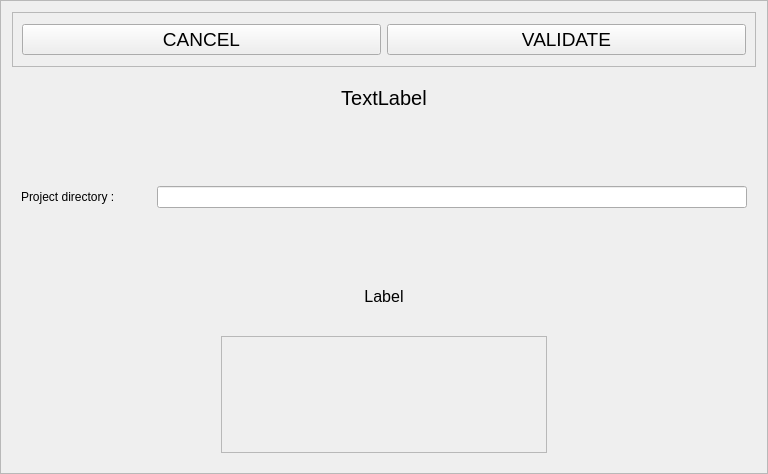
This is python_interface/uis/genericScenarioSelection.ui in cbgp/diyabc as Qt 5 draws it before an edit. The edited form follows.
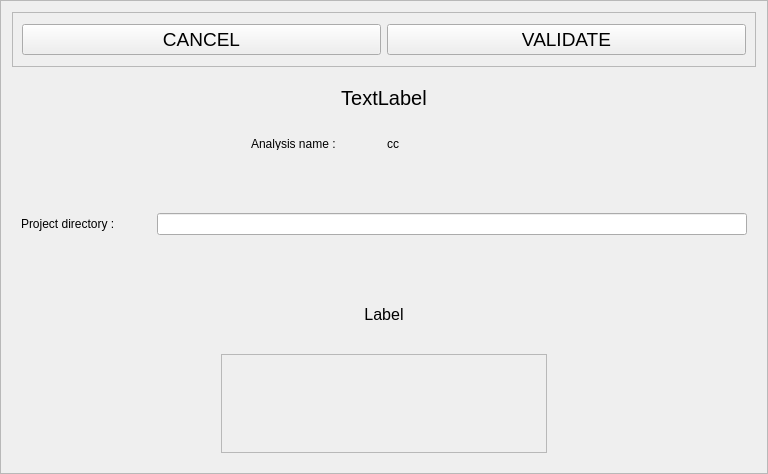
This is the edited form.

Commit message: analysis name to write during all steps of definition

```diff
--- a/python_interface/uis/genericScenarioSelection.ui
+++ b/python_interface/uis/genericScenarioSelection.ui
@@ -113,6 +113,94 @@
      </property>
     </widget>
    </item>
+   <item>
+    <widget class="QFrame" name="frame_4">
+     <property name="minimumSize">
+      <size>
+       <width>0</width>
+       <height>30</height>
+      </size>
+     </property>
+     <property name="maximumSize">
+      <size>
+       <width>16777215</width>
+       <height>30</height>
+      </size>
+     </property>
+     <property name="frameShape">
+      <enum>QFrame::NoFrame</enum>
+     </property>
+     <property name="frameShadow">
+      <enum>QFrame::Raised</enum>
+     </property>
+     <layout class="QHBoxLayout" name="horizontalLayout_4">
+      <item>
+       <spacer name="horizontalSpacer_3">
+        <property name="orientation">
+         <enum>Qt::Horizontal</enum>
+        </property>
+        <property name="sizeHint" stdset="0">
+         <size>
+          <width>40</width>
+          <height>20</height>
+         </size>
+        </property>
+       </spacer>
+      </item>
+      <item>
+       <widget class="QLabel" name="label_7">
+        <property name="minimumSize">
+         <size>
+          <width>130</width>
+          <height>0</height>
+         </size>
+        </property>
+        <property name="maximumSize">
+         <size>
+          <width>130</width>
+          <height>16777215</height>
+         </size>
+        </property>
+        <property name="text">
+         <string>Analysis name :</string>
+        </property>
+       </widget>
+      </item>
+      <item>
+       <widget class="QLabel" name="analysisNameLabel">
+        <property name="minimumSize">
+         <size>
+          <width>130</width>
+          <height>0</height>
+         </size>
+        </property>
+        <property name="maximumSize">
+         <size>
+          <width>130</width>
+          <height>16777215</height>
+         </size>
+        </property>
+        <property name="text">
+         <string>cc</string>
+        </property>
+       </widget>
+      </item>
+      <item>
+       <spacer name="horizontalSpacer_4">
+        <property name="orientation">
+         <enum>Qt::Horizontal</enum>
+        </property>
+        <property name="sizeHint" stdset="0">
+         <size>
+          <width>40</width>
+          <height>20</height>
+         </size>
+        </property>
+       </spacer>
+      </item>
+     </layout>
+    </widget>
+   </item>
    <item>
     <widget class="QFrame" name="frame_2">
      <property name="frameShape">
@@ -219,7 +307,7 @@
         </property>
         <layout class="QHBoxLayout" name="horizontalLayout_3">
          <item>
-          <widget class="QFrame" name="">
+          <widget class="QFrame" name="frame">
            <property name="maximumSize">
             <size>
              <width>150</width>
@@ -230,7 +318,7 @@
           </widget>
          </item>
          <item>
-          <widget class="QFrame" name="">
+          <widget class="QFrame" name="frame">
            <property name="maximumSize">
             <size>
              <width>150</width>
```
The commit also changes 12 other files.
